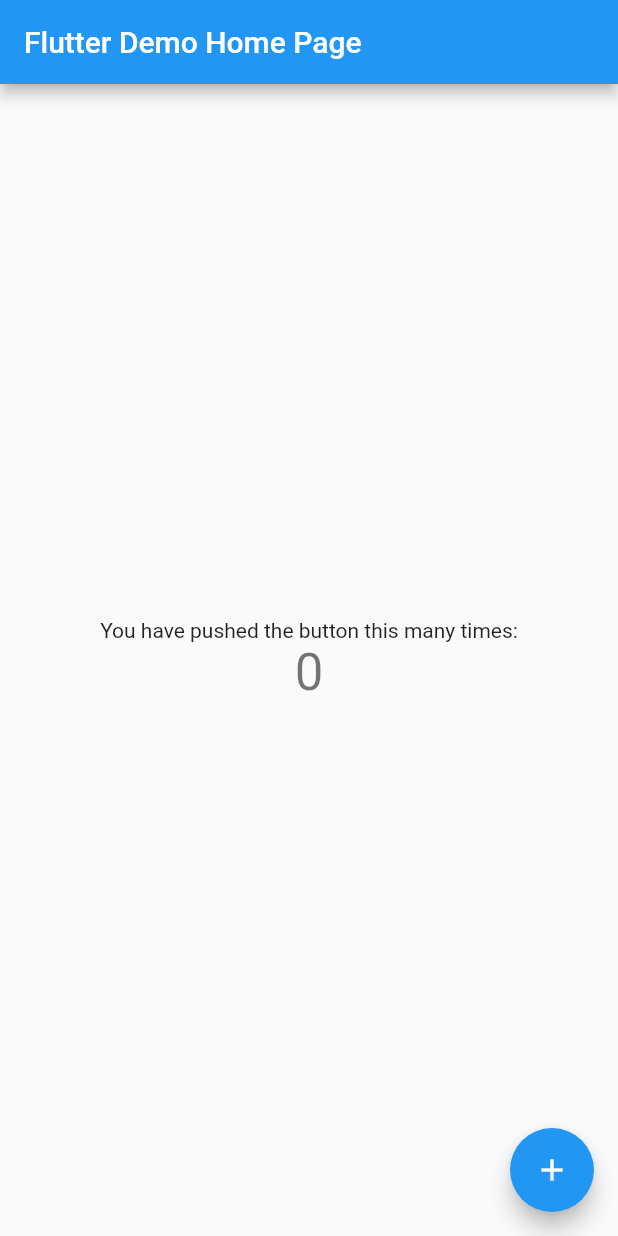
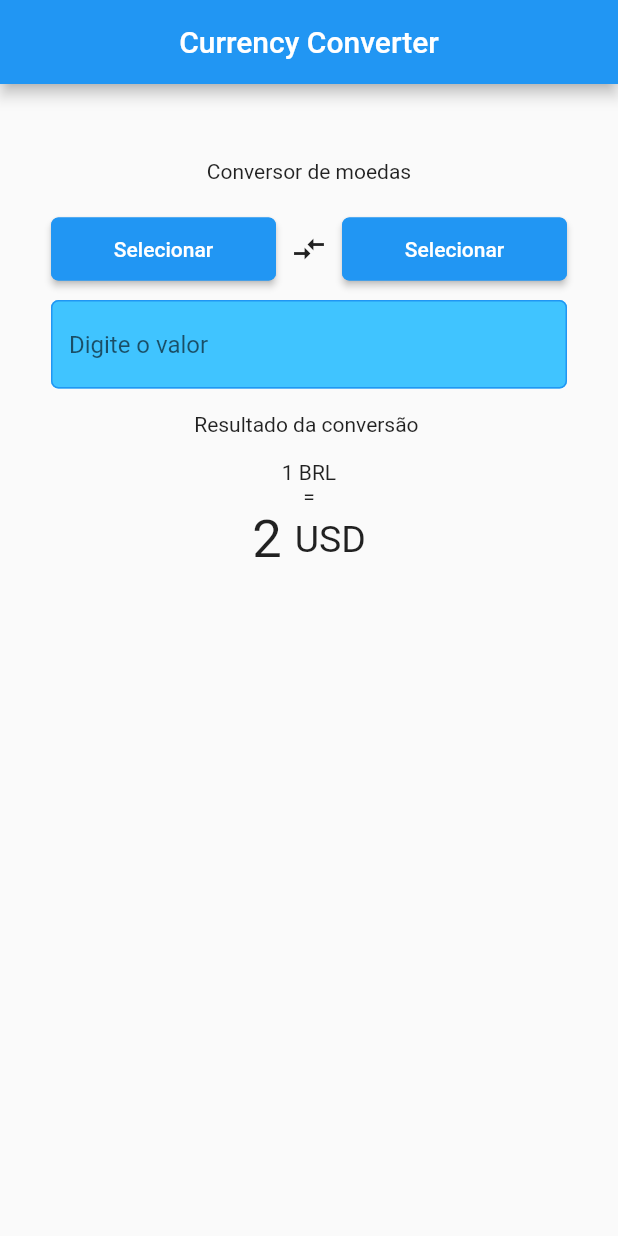
Before and after one commit to muriloe/currency_converter, a Flutter app: the screen it shows after launch, on a phone screen of 412 x 824 dp. Run offline on Flutter 3.47's test engine with Material 2 defaults, Android fonts, the phone set to English and light mode, and no system bars.

Commit message:
home page

```diff
--- a/lib/home_page.dart
+++ b/lib/home_page.dart
@@ -0,0 +1,104 @@
+import 'package:flutter/material.dart';
+import 'package:flutter/rendering.dart';
+
+class HomePage extends StatefulWidget {
+  @override
+  _HomePageState createState() => _HomePageState();
+}
+
+class _HomePageState extends State<HomePage> {
+  @override
+  Widget build(BuildContext context) {
+    return Scaffold(
+      appBar: AppBar(
+        title: Center(child: Text('Currency Converter')),
+      ),
+      body: Container(
+        child: Column(
+          children: [
+            Padding(padding: EdgeInsets.fromLTRB(0, 50, 0, 0)),
+            Text('Conversor de moedas'),
+            Padding(padding: EdgeInsets.fromLTRB(0, 20, 0, 0)),
+            Row(
+              mainAxisAlignment: MainAxisAlignment.center,
+              children: [
+                currencybtn(),
+                Padding(padding: EdgeInsets.fromLTRB(10, 0, 0, 0)),
+                Icon(Icons.compare_arrows_outlined),
+                Padding(padding: EdgeInsets.fromLTRB(0, 0, 10, 0)),
+                currencybtn(),
+              ],
+            ),
+            inputCurrency(),
+            resultText('BRL', '1', 'USD', '2')
+          ],
+        ),
+      ),
+    );
+  }
+}
+
+currencybtn({String currency}) {
+  return ButtonTheme(
+    minWidth: 150,
+    child: RaisedButton(
+        shape: RoundedRectangleBorder(borderRadius: BorderRadius.circular(5.0), side: BorderSide(color: Colors.blue)),
+        padding: EdgeInsets.fromLTRB(0, 13, 0, 13),
+        textColor: Colors.white,
+        onPressed: () {},
+        child: Text(
+          currency != null ? currency : 'Selecionar',
+          overflow: TextOverflow.clip,
+        )),
+  );
+}
+
+inputCurrency() {
+  return Container(
+    child: Padding(
+      padding: const EdgeInsets.fromLTRB(34, 10, 34, 0),
+      child: TextField(
+        keyboardType: TextInputType.number,
+        minLines: 1,
+        maxLines: 1,
+        autocorrect: false,
+        decoration: InputDecoration(
+          hintText: 'Digite o valor',
+          filled: true,
+          fillColor: Colors.lightBlueAccent,
+          enabledBorder: OutlineInputBorder(
+            borderRadius: BorderRadius.all(Radius.circular(5.0)),
+            borderSide: BorderSide(color: Colors.blue),
+          ),
+          focusedBorder: OutlineInputBorder(
+            borderRadius: BorderRadius.all(Radius.circular(5.0)),
+            borderSide: BorderSide(color: Colors.yellow),
+          ),
+        ),
+      ),
+    ),
+  );
+}
+
+resultText(originCoin, originValue, destinycoin, destinyValue) {
+  return Column(
+    children: [
+      Text('\nResultado da conversão \n'),
+      Row(
+        mainAxisAlignment: MainAxisAlignment.center,
+        children: [Text(originValue + ' '), Text(originCoin)],
+      ),
+      Text('='),
+      Row(
+        mainAxisAlignment: MainAxisAlignment.center,
+        children: [
+          Text(
+            destinyValue + ' ',
+            style: TextStyle(fontSize: 35),
+          ),
+          Text(destinycoin, style: TextStyle(fontSize: 25))
+        ],
+      ),
+    ],
+  );
+}
--- a/lib/main.dart
+++ b/lib/main.dart
@@ -1,3 +1,4 @@
+import 'package:currency_converter/home_page.dart';
 import 'package:flutter/material.dart';
 
 void main() {
@@ -8,59 +9,11 @@ class MyApp extends StatelessWidget {
   @override
   Widget build(BuildContext context) {
     return MaterialApp(
-      title: 'Flutter Demo',
-      theme: ThemeData(
-        primarySwatch: Colors.blue,
-        visualDensity: VisualDensity.adaptivePlatformDensity,
-      ),
-      home: MyHomePage(title: 'Flutter Demo Home Page'),
-    );
+        title: 'Flutter Demo',
+        theme: ThemeData(
+          primarySwatch: Colors.blue,
+          visualDensity: VisualDensity.adaptivePlatformDensity,
+        ),
+        home: HomePage());
   }
 }
-
-class MyHomePage extends StatefulWidget {
-  MyHomePage({Key key, this.title}) : super(key: key);
-
-  final String title;
-
-  @override
-  _MyHomePageState createState() => _MyHomePageState();
-}
-
-class _MyHomePageState extends State<MyHomePage> {
-  int _counter = 0;
-
-  void _incrementCounter() {
-    setState(() {
-      _counter++;
-    });
-  }
-
-  @override
-  Widget build(BuildContext context) {
-    return Scaffold(
-      appBar: AppBar(
-        title: Text(widget.title),
-      ),
-      body: Center(
-        child: Column(
-          mainAxisAlignment: MainAxisAlignment.center,
-          children: <Widget>[
-            Text(
-              'You have pushed the button this many times:',
-            ),
-            Text(
-              '$_counter',
-              style: Theme.of(context).textTheme.headline4,
-            ),
-          ],
-        ),
-      ),
-      floatingActionButton: FloatingActionButton(
-        onPressed: _incrementCounter,
-        tooltip: 'Increment',
-        child: Icon(Icons.add),
-      ),
-    );
-  }
-}
```
